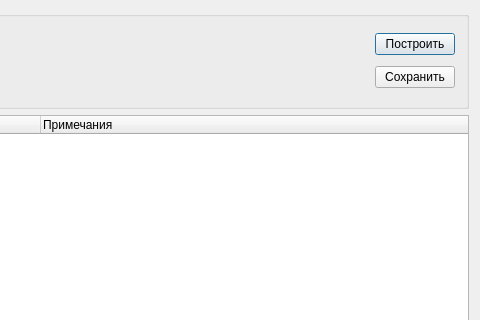
Qt form src/zprotokol.ui (SergeyZaz/DSV) before a commit; both pictures show x 571 to 1051 and y 0 to 320 of the 1051 by 669 pixel window.
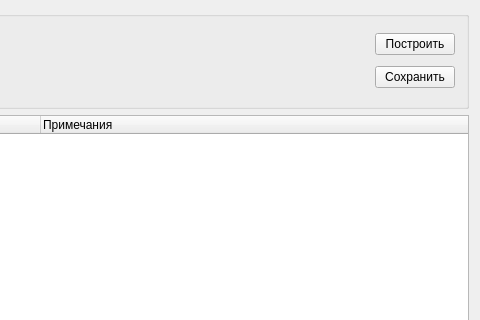
The same form after that commit. Icons and pictures are not drawn.

Diff of the .ui file:
```diff
--- a/src/zprotokol.ui
+++ b/src/zprotokol.ui
@@ -1,7 +1,7 @@
 <?xml version="1.0" encoding="UTF-8"?>
 <ui version="4.0">
  <class>ZProtokol</class>
- <widget class="QDialog" name="ZProtokol">
+ <widget class="QWidget" name="ZProtokol">
   <property name="geometry">
    <rect>
     <x>0</x>
```
